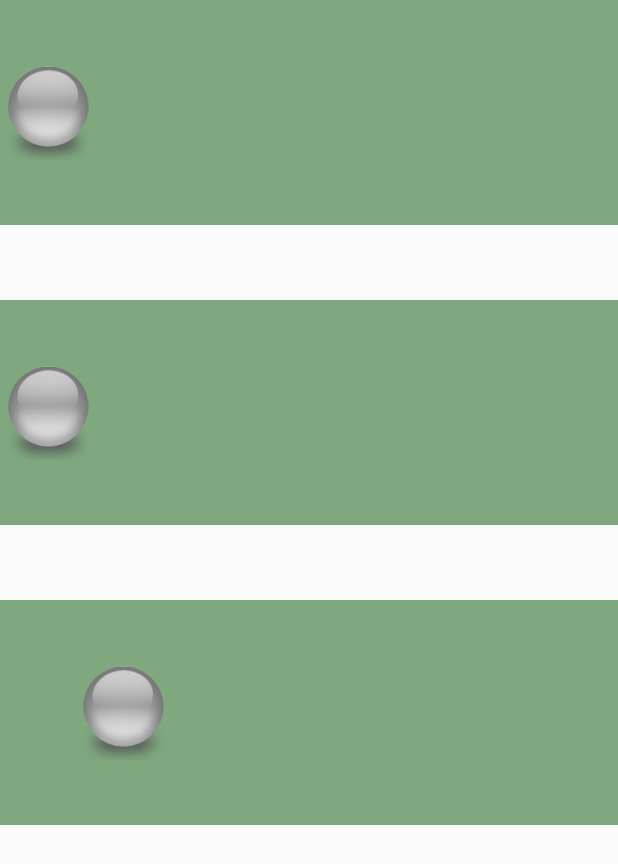
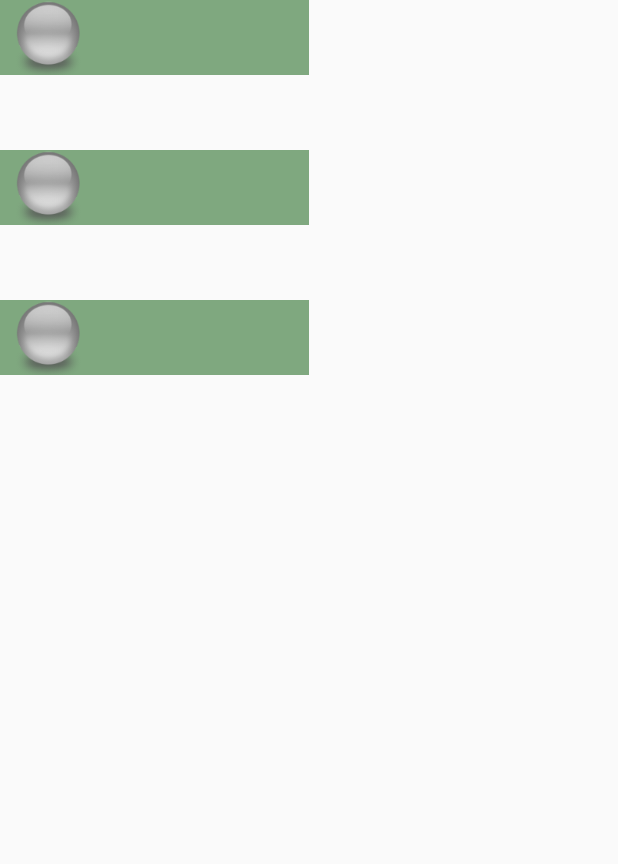
Before and after one commit to BlackHoleJet/IceBoxDemo, an Android app: the layout activity_demo.xml on its own in the app's theme, with its tools: preview values and no code run, on a phone screen of 412 x 824 dp. Shown: the top 864 px of the screen. Run offline under Robolectric (Android 15) with nearby library versions, the phone set to English and light mode, and no system bars.

Commit message:
add some libs,demo a animotion

```diff
--- a/demo/build.gradle
+++ b/demo/build.gradle
@@ -24,4 +24,9 @@ dependencies {
     testCompile 'junit:junit:4.12'
     compile 'com.android.support:appcompat-v7:22.2.1'
     compile 'com.android.support:design:22.2.1'
+    compile 'com.mcxiaoke.volley:library:1.0.17'
+    compile 'com.squareup.picasso:picasso:2.5.2'
+    compile 'com.nineoldandroids:library:2.4.0'
+    compile 'com.daimajia.easing:library:1.0.1@aar'
+    compile 'com.daimajia.androidanimations:library:1.1.3@aar'
 }
--- a/demo/src/main/AndroidManifest.xml
+++ b/demo/src/main/AndroidManifest.xml
@@ -11,6 +11,7 @@
         <activity
             android:name=".DemoActivity"
             android:label="@string/title_activity_demo"
+            android:screenOrientation="landscape"
             android:theme="@style/AppTheme.NoActionBar">
             <intent-filter>
                 <action android:name="android.intent.action.MAIN" />
--- a/demo/src/main/res/anim/animation1.xml
+++ b/demo/src/main/res/anim/animation1.xml
@@ -1,7 +1,5 @@
 <?xml version="1.0" encoding="utf-8"?>
-<set xmlns:android="http://schemas.android.com/apk/res/android"
-
-    >
+<set xmlns:android="http://schemas.android.com/apk/res/android">
 
     <alpha
 
--- a/demo/src/main/res/layout/activity_demo.xml
+++ b/demo/src/main/res/layout/activity_demo.xml
@@ -2,17 +2,18 @@
 <LinearLayout xmlns:android="http://schemas.android.com/apk/res/android"
     android:layout_width="match_parent"
     android:layout_height="match_parent"
-    android:orientation="vertical">
+    android:orientation="horizontal">
 
     <LinearLayout
-        android:layout_width="match_parent"
-        android:layout_height="wrap_content"
+        android:layout_width="0dp"
+        android:layout_height="match_parent"
+        android:layout_weight="1"
         android:orientation="vertical">
 
 
         <LinearLayout
             android:layout_width="match_parent"
-            android:layout_height="150dp"
+            android:layout_height="50dp"
             android:background="#7fa87f"
             android:gravity="center_vertical"
             android:orientation="horizontal">
@@ -21,7 +22,6 @@
             <FrameLayout
                 android:layout_width="match_parent"
                 android:layout_height="wrap_content">
-
 
                 <ImageView
                     android:id="@+id/img_origin"
@@ -44,12 +44,11 @@
 
         <LinearLayout
             android:layout_width="match_parent"
-            android:layout_height="150dp"
+            android:layout_height="50dp"
             android:layout_marginTop="50dp"
             android:background="#7fa87f"
             android:gravity="center_vertical"
             android:orientation="horizontal">
-
 
             <FrameLayout
                 android:layout_width="match_parent"
@@ -59,7 +58,6 @@
                     android:id="@+id/bt_bt2"
                     android:layout_width="wrap_content"
                     android:layout_height="wrap_content"
-
                     android:onClick="bt2"
                     android:src="@mipmap/button" />
 
@@ -79,7 +77,7 @@
 
         <LinearLayout
             android:layout_width="match_parent"
-            android:layout_height="150dp"
+            android:layout_height="50dp"
             android:layout_marginTop="50dp"
             android:background="#7fa87f"
             android:gravity="center_vertical"
@@ -89,7 +87,7 @@
             <FrameLayout
                 android:layout_width="match_parent"
                 android:layout_height="wrap_content"
-                android:layout_marginLeft="50dp">
+                >
 
                 <ImageView
                     android:id="@+id/bt_bt3"
@@ -114,4 +112,13 @@
 
     </LinearLayout>
 
+    <LinearLayout
+        android:layout_width="0dp"
+        android:layout_height="match_parent"
+        android:layout_weight="1"
+        android:orientation="vertical">
+
+
+    </LinearLayout>
+
 </LinearLayout>
```
Also changed, not shown: demo/src/main/java/com/smart_haier/pengliang/demo/DemoActivity.java (+45 -2 lines).
